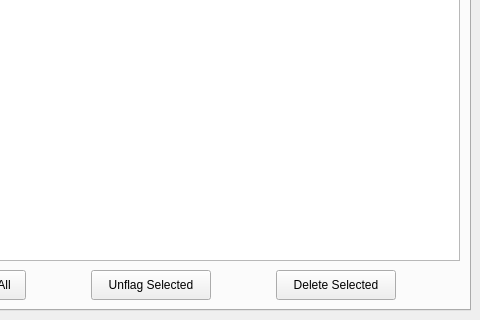
Old version of the form mainwindow.ui in the repository Olafseisler/sensitive-data-deleter; both pictures show x 722 to 1202 and y 235 to 555 of the 1202 by 555 pixel window.
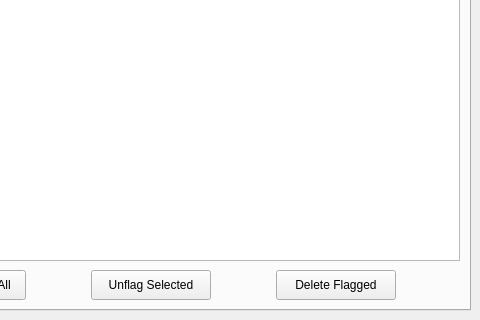
New version of the form.

```diff
--- a/mainwindow.ui
+++ b/mainwindow.ui
@@ -352,7 +352,7 @@
                  </size>
                 </property>
                 <property name="text">
-                 <string>Delete Selected</string>
+                 <string>Delete Flagged</string>
                 </property>
                </widget>
               </item>
```
